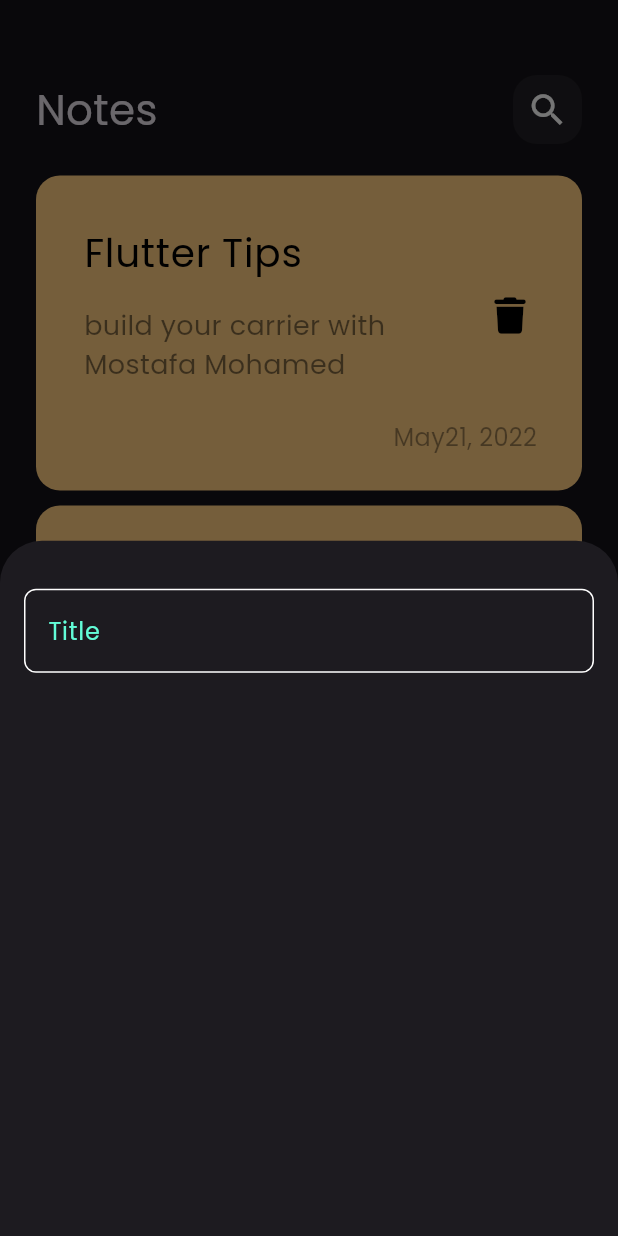
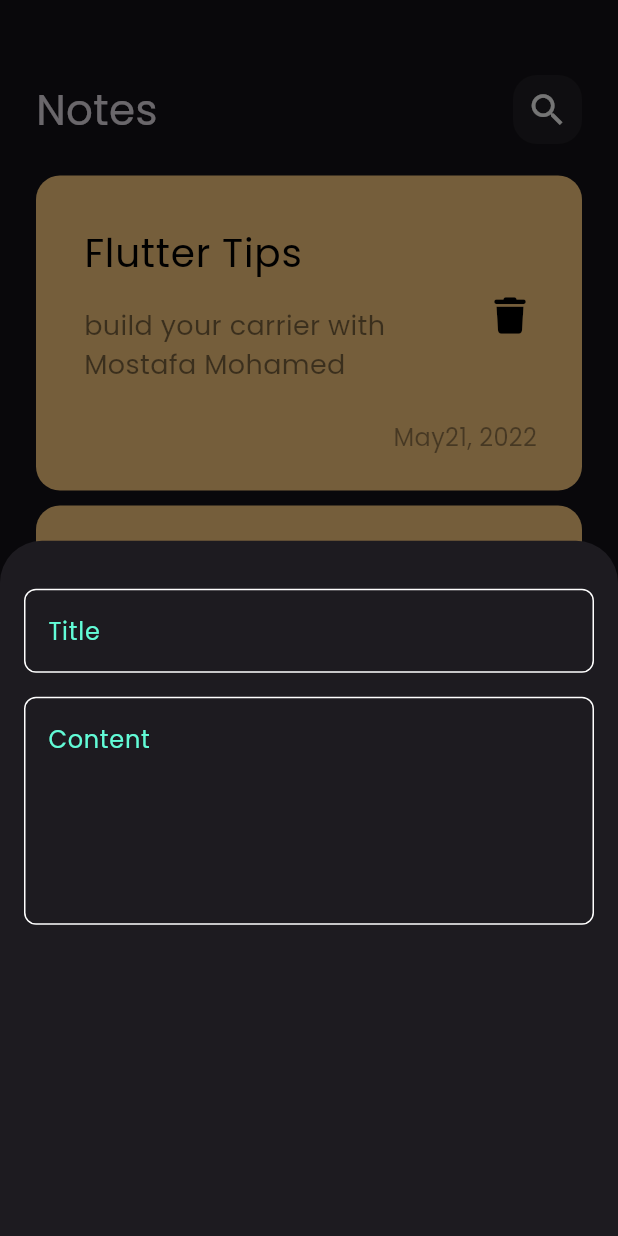
Before and after one commit to mostafa949/notes_app, a Flutter app: the screen it shows after launch, after a tap on the "add" icon, on a phone screen of 412 x 824 dp. Run offline on Flutter 3.47's test engine with Material 3 defaults, Android fonts, the phone set to English and light mode, and no system bars; our stand-ins replace font_awesome_flutter.

Commit message:
add fields to notes bottom sheet

```diff
--- a/lib/views/widgets/add_note_bottom_sheet.dart
+++ b/lib/views/widgets/add_note_bottom_sheet.dart
@@ -15,7 +15,14 @@ class AddNoteBottomSheet extends StatelessWidget {
             height: 32,
           ),
           CustomTextField(
-            hintText: '',
+            hint: 'Title',
+          ),
+          SizedBox(
+            height: 16,
+          ),
+          CustomTextField(
+            hint: 'Content',
+            maxLines: 5,
           ),
         ],
       ),
--- a/lib/views/widgets/custom_text_field.dart
+++ b/lib/views/widgets/custom_text_field.dart
@@ -3,14 +3,18 @@ import 'package:flutter/material.dart';
 import '../../constants.dart';
 
 class CustomTextField extends StatelessWidget {
-  const CustomTextField({super.key, required String hintText});
+  const CustomTextField({super.key, required this.hint, this.maxLines = 1});
+
+  final String hint;
+  final int maxLines;
 
   @override
   Widget build(BuildContext context) {
     return TextField(
       cursorColor: KPrimaryColor,
+      maxLines: maxLines,
       decoration: InputDecoration(
-        hintText: 'Title',
+        hintText: hint,
         hintStyle: const TextStyle(color: KPrimaryColor),
         border: buildBorder(),
         enabledBorder: buildBorder(),
```
